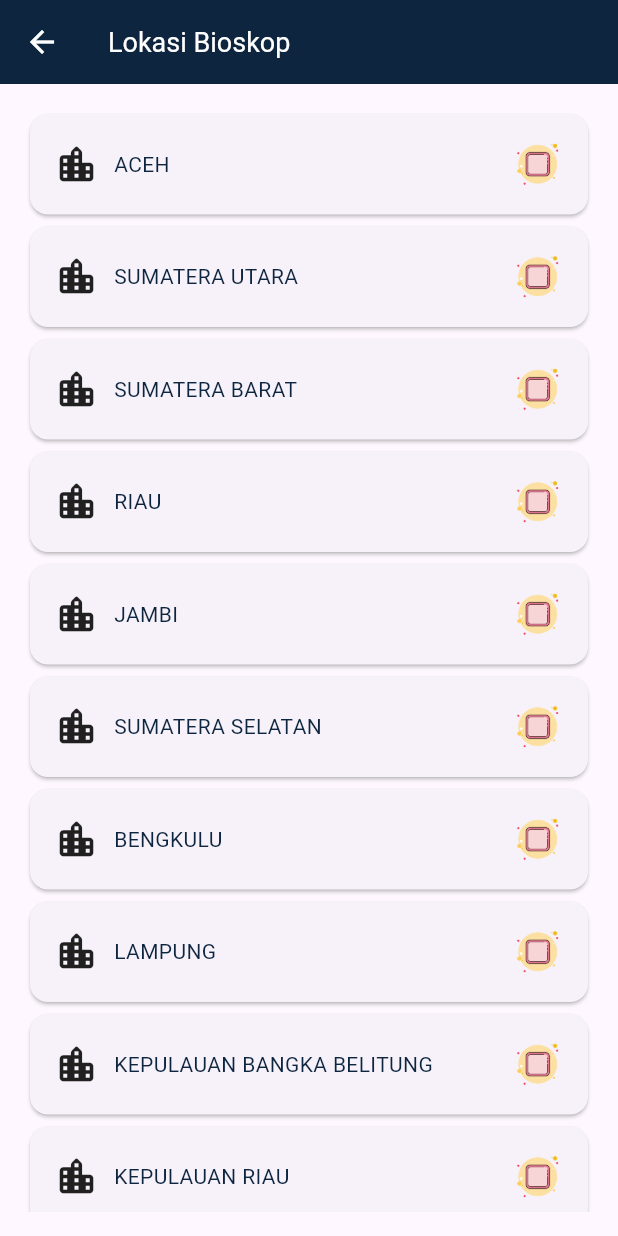
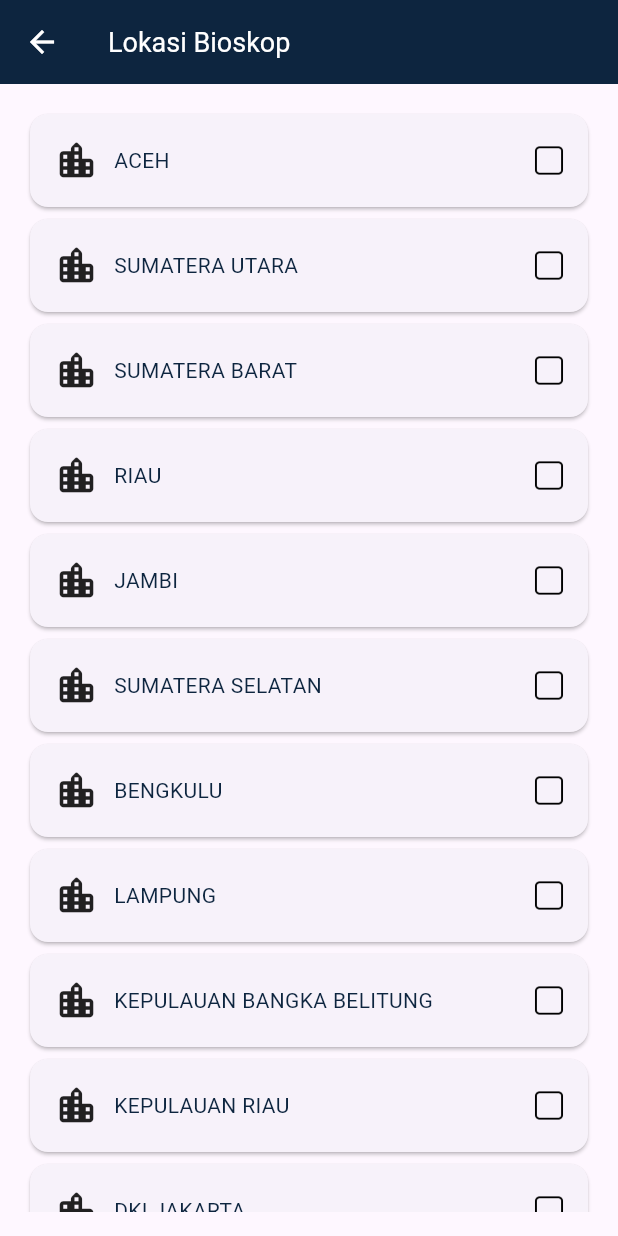
Before and after one commit to yosafat72/flutter-tix, a Flutter app: the screen it shows after launch, after a tap on the "location pin" icon, on a phone screen of 412 x 824 dp. Run offline on Flutter 3.47's test engine with Material 3 defaults, Android fonts, the phone set to English and light mode, and no system bars; our stand-ins replace carousel_slider, hexcolor, shared_preferences.

Commit message:
change image check & uncheck

```diff
--- a/lib/src/views/widgets/location.theater.picker.dart
+++ b/lib/src/views/widgets/location.theater.picker.dart
@@ -104,14 +104,14 @@ class LocationTheaterPickerWidget extends State<LocationTheaterPicker> {
               if (data.id == argument['locationId']) ...[
                 Image.asset(
                   "lib/res/images/checked.png",
-                  width: 35.0,
-                  height: 35.0,
+                  width: 20.0,
+                  height: 20.0,
                 ),
               ] else ...[
                 Image.asset(
                   "lib/res/images/unchecked.png",
-                  width: 35.0,
-                  height: 35.0,
+                  width: 20.0,
+                  height: 20.0,
                 ),
               ]
             ],
```
Also changed, not shown: lib/res/images/checked.png, lib/res/images/unchecked.png.
